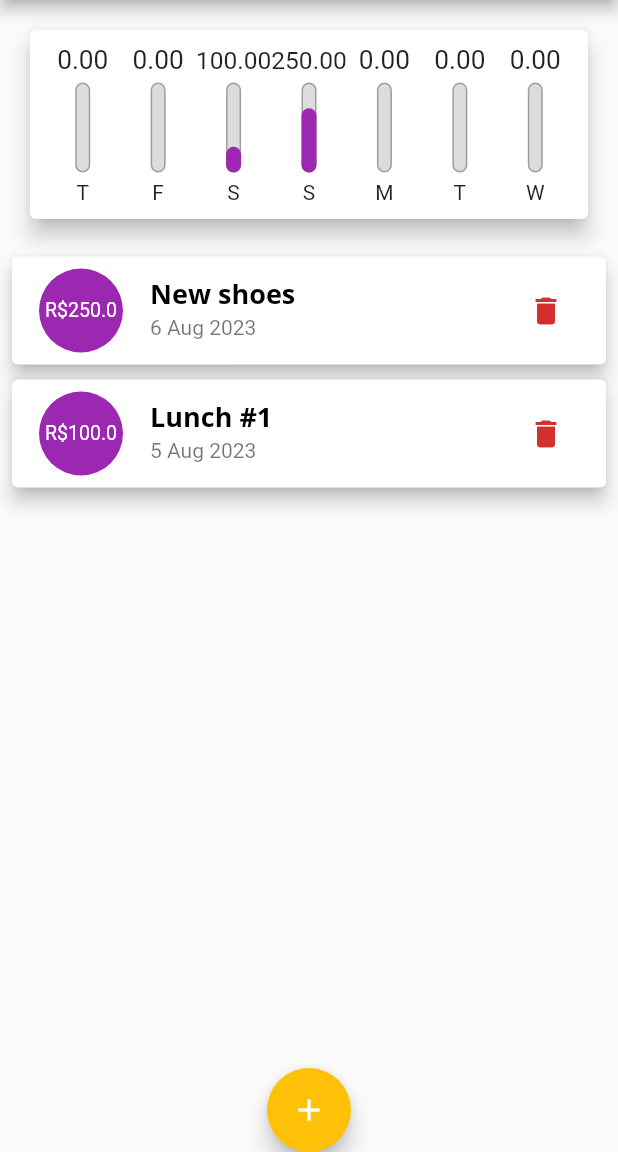
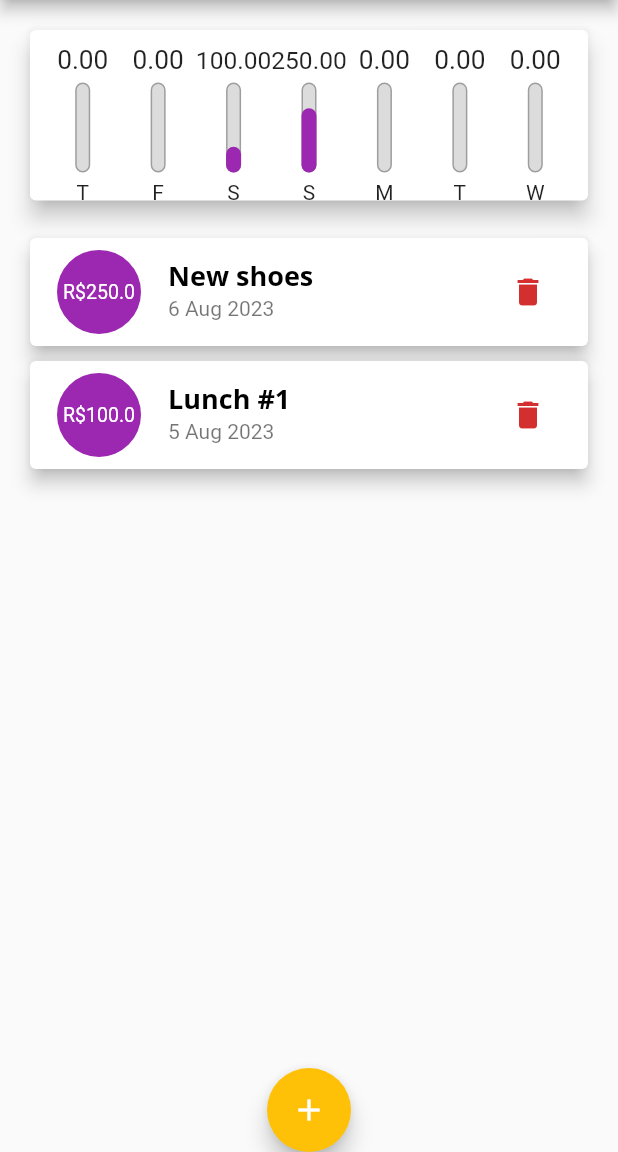
Before and after one commit to santanapaulo/flutter_expenses, a Flutter app: the screen it shows after launch, on a phone screen of 412 x 824 dp, the part 84-1236 px from its top. Run offline on Flutter 3.47's test engine with Material 2 defaults, Android fonts, the phone set to English and light mode, and no system bars; our stand-ins replace device_preview.

Commit message:
adding responsivity

```diff
--- a/lib/components/transaction_list.dart
+++ b/lib/components/transaction_list.dart
@@ -41,7 +41,7 @@ class TransactionList extends StatelessWidget {
                 return Card(
                   elevation: 5,
                   margin: const EdgeInsets.symmetric(
-                    horizontal: 8,
+                    horizontal: 20,
                     vertical: 5,
                   ),
                   child: ListTile(
--- a/lib/main.dart
+++ b/lib/main.dart
@@ -109,24 +109,36 @@ class _MyHomePageState extends State<MyHomePage> {
 
   @override
   Widget build(BuildContext context) {
-    return Scaffold(
-      appBar: AppBar(
+    final appBar = AppBar(
       title: const Text('Despesas pessoais'),
       actions: [
         IconButton(
             onPressed: () => _openTransactionFormModal(context),
             icon: const Icon(Icons.add))
       ],
-      ),
+    );
+
+    final mediaQuery = MediaQuery.of(context);
+
+    final availableHeight = mediaQuery.size.height -
+        appBar.preferredSize.height -
+        mediaQuery.padding.top;
+
+    return Scaffold(
+      appBar: appBar,
       body: SingleChildScrollView(
         child:
             Column(crossAxisAlignment: CrossAxisAlignment.stretch, children: [
           SizedBox(
+            height: availableHeight * 0.2,
             child: Chart(recentsTransactions: _recentsTransactions),
           ),
-          TransactionList(
+          SizedBox(
+            height: availableHeight * 0.8,
+            child: TransactionList(
               transactions: _transactions,
               onDeleteTransaction: _deleteTransaction,
+            ),
           ),
         ]),
       ),
```
Lines whose indentation alone changed are shown as unchanged.
